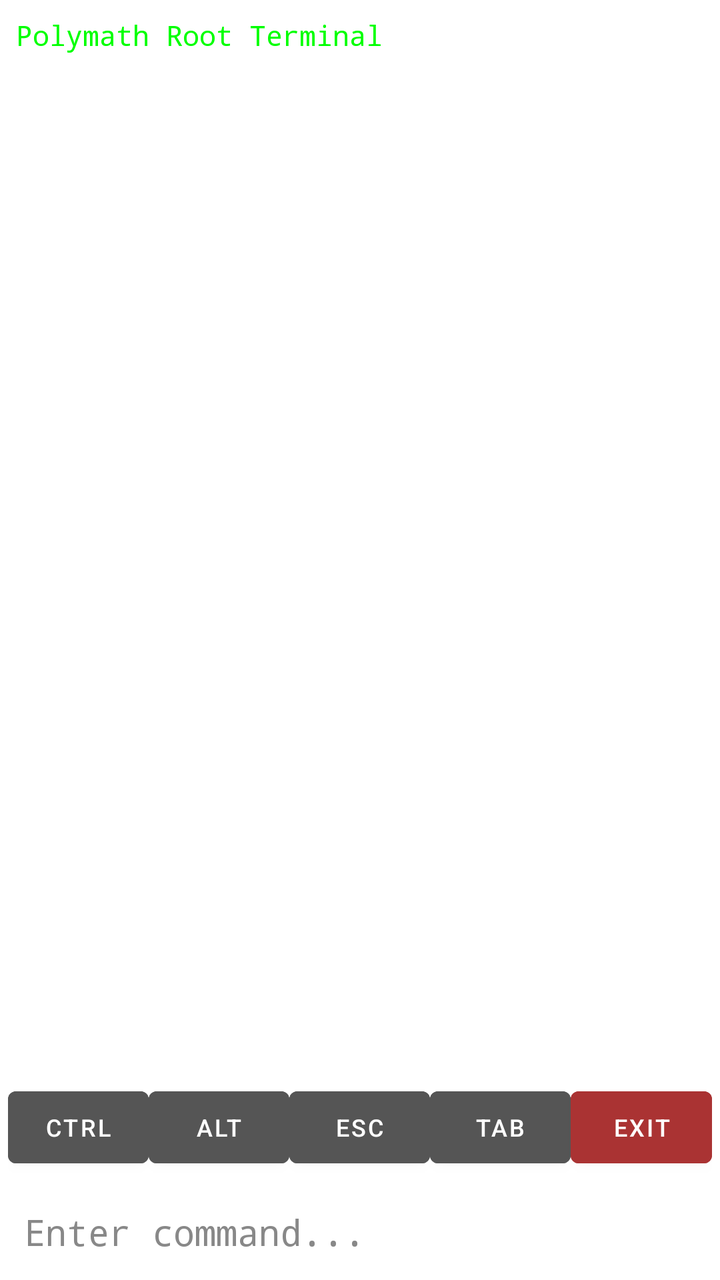
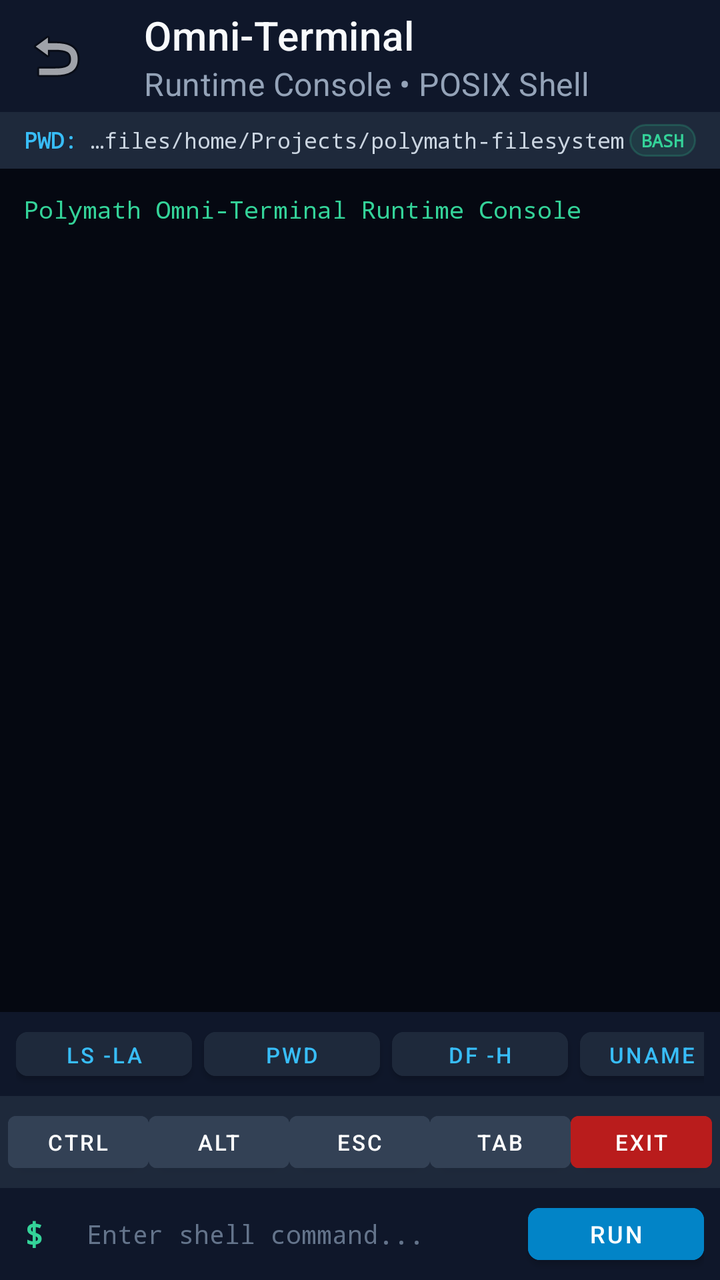

Two renders of the same Android screen: before a commit and after it. Below are the layout's source before the change and the commit's diff.
<!-- AndroidManifest.xml: activity theme Theme.MaterialComponents.DayNight.NoActionBar -->
<!-- res/layout/activity_terminal.xml -->
<?xml version="1.0" encoding="utf-8"?>
<LinearLayout xmlns:android="http://schemas.android.com/apk/res/android"
    android:layout_width="match_parent"
    android:layout_height="match_parent"
    android:orientation="vertical"
    android:background="?attr/colorSurface">

    <ScrollView
        android:id="@+id/svTerminal"
        android:layout_width="match_parent"
        android:layout_height="0dp"
        android:layout_weight="1"
        android:padding="8dp">

        <TextView
            android:id="@+id/tvOutput"
            android:layout_width="match_parent"
            android:layout_height="wrap_content"
            android:textColor="#00FF00"
            android:fontFamily="monospace"
            android:textSize="14sp"
            android:text="Polymath Root Terminal\n" />
    </ScrollView>

    <LinearLayout
        android:layout_width="match_parent"
        android:layout_height="wrap_content"
        android:orientation="horizontal"
        android:background="?attr/colorSurfaceVariant"
        android:padding="4dp">
        
        <Button
            android:id="@+id/btnCtrl"
            android:layout_width="0dp"
            android:layout_height="wrap_content"
            android:layout_weight="1"
            android:text="Ctrl"
            android:textSize="12sp"
            android:textColor="#FFFFFF"
            android:backgroundTint="#555555" />
            
        <Button
            android:id="@+id/btnAlt"
            android:layout_width="0dp"
            android:layout_height="wrap_content"
            android:layout_weight="1"
            android:text="Alt"
            android:textSize="12sp"
            android:textColor="#FFFFFF"
            android:backgroundTint="#555555" />
            
        <Button
            android:id="@+id/btnEsc"
            android:layout_width="0dp"
            android:layout_height="wrap_content"
            android:layout_weight="1"
            android:text="Esc"
            android:textSize="12sp"
            android:textColor="#FFFFFF"
            android:backgroundTint="#555555" />
            
        <Button
            android:id="@+id/btnTab"
            android:layout_width="0dp"
            android:layout_height="wrap_content"
            android:layout_weight="1"
            android:text="Tab"
            android:textSize="12sp"
            android:textColor="#FFFFFF"
            android:backgroundTint="#555555" />
            
        <Button
            android:id="@+id/btnExit"
            android:layout_width="0dp"
            android:layout_height="wrap_content"
            android:layout_weight="1"
            android:text="Exit"
            android:textSize="12sp"
            android:textColor="#FFFFFF"
            android:backgroundTint="#AA3333" />
            
    </LinearLayout>

    <EditText
        android:id="@+id/etInput"
        android:layout_width="match_parent"
        android:layout_height="wrap_content"
        android:hint="Enter command..."
        android:textColorHint="#888888"
        android:textColor="#FFFFFF"
        android:fontFamily="monospace"
        android:inputType="textNoSuggestions"
        android:imeOptions="actionSend"
        android:background="?attr/colorSurfaceVariant"
        android:padding="12dp" />

</LinearLayout>
<!-- resources referenced by this layout -->
<resources>

</resources>

<!-- the commit's change to res/layout/activity_terminal.xml (unified diff, before → after) -->
@@ -1,97 +1,300 @@
 <?xml version="1.0" encoding="utf-8"?>
 <LinearLayout xmlns:android="http://schemas.android.com/apk/res/android"
+    xmlns:app="http://schemas.android.com/apk/res-auto"
+    xmlns:tools="http://schemas.android.com/tools"
     android:layout_width="match_parent"
     android:layout_height="match_parent"
     android:orientation="vertical"
-    android:background="?attr/colorSurface">
-
+    android:background="#050811">
+
+    
+    <com.google.android.material.appbar.AppBarLayout
+        android:id="@+id/terminalAppBarLayout"
+        android:layout_width="match_parent"
+        android:layout_height="wrap_content"
+        android:background="#0f172a">
+
+        <com.google.android.material.appbar.MaterialToolbar
+            android:id="@+id/terminalToolbar"
+            android:layout_width="match_parent"
+            android:layout_height="?attr/actionBarSize"
+            app:title="Omni-Terminal"
+            app:titleTextColor="#f8fafc"
+            app:subtitle="Runtime Console • POSIX Shell"
+            app:subtitleTextColor="#94a3b8"
+            app:navigationIcon="@android:drawable/ic_menu_revert" />
+    </com.google.android.material.appbar.AppBarLayout>
+
+    
+    <LinearLayout
+        android:layout_width="match_parent"
+        android:layout_height="wrap_content"
+        android:orientation="horizontal"
+        android:gravity="center_vertical"
+        android:background="#1e293b"
+        android:paddingHorizontal="12dp"
+        android:paddingVertical="6dp">
+
+        <TextView
+            android:layout_width="wrap_content"
+            android:layout_height="wrap_content"
+            android:text="PWD: "
+            android:textColor="#38bdf8"
+            android:textSize="11sp"
+            android:fontFamily="monospace"
+            android:textStyle="bold" />
+
+        <TextView
+            android:id="@+id/tvCurrentPath"
+            android:layout_width="0dp"
+            android:layout_height="wrap_content"
+            android:layout_weight="1"
+            android:text="/data/data/com.termux/files/home/Projects/polymath-filesystem"
+            android:textColor="#cbd5e1"
+            android:textSize="11sp"
+            android:fontFamily="monospace"
+            android:singleLine="true"
+            android:ellipsize="start" />
+
+        <TextView
+            android:id="@+id/tvShellBadge"
+            android:layout_width="wrap_content"
+            android:layout_height="wrap_content"
+            android:background="@drawable/bg_badge_active"
+            android:paddingHorizontal="6dp"
+            android:paddingVertical="2dp"
+            android:text="BASH"
+            android:textColor="#34d399"
+            android:textSize="9sp"
+            android:fontFamily="monospace"
+            android:textStyle="bold" />
+    </LinearLayout>
+
+    
     <ScrollView
         android:id="@+id/svTerminal"
         android:layout_width="match_parent"
         android:layout_height="0dp"
         android:layout_weight="1"
-        android:padding="8dp">
+        android:padding="12dp"
+        android:background="#050811"
+        android:fillViewport="true">
 
         <TextView
             android:id="@+id/tvOutput"
             android:layout_width="match_parent"
             android:layout_height="wrap_content"
-            android:textColor="#00FF00"
-            android:fontFamily="monospace"
-            android:textSize="14sp"
-            android:text="Polymath Root Terminal\n" />
+            android:textColor="#34d399"
+            android:fontFamily="monospace"
+            android:textSize="12sp"
+            android:lineSpacingExtra="2dp"
+            android:textIsSelectable="true"
+            android:text="Polymath Omni-Terminal Runtime Console\n" />
     </ScrollView>
 
+    
+    <HorizontalScrollView
+        android:layout_width="match_parent"
+        android:layout_height="wrap_content"
+        android:background="#0f172a"
+        android:paddingVertical="4dp"
+        android:paddingHorizontal="8dp"
+        android:scrollbars="none">
+
+        <LinearLayout
+            android:layout_width="wrap_content"
+            android:layout_height="wrap_content"
+            android:orientation="horizontal"
+            android:gravity="center_vertical">
+
+            <com.google.android.material.button.MaterialButton
+                android:id="@+id/chipLs"
+                android:layout_width="wrap_content"
+                android:layout_height="34dp"
+                android:text="ls -la"
+                android:textSize="11sp"
+                android:textColor="#38bdf8"
+                android:backgroundTint="#1e293b"
+                android:paddingHorizontal="10dp"
+                android:layout_marginEnd="6dp"
+                app:cornerRadius="6dp" />
+
+            <com.google.android.material.button.MaterialButton
+                android:id="@+id/chipPwd"
+                android:layout_width="wrap_content"
+                android:layout_height="34dp"
+                android:text="pwd"
+                android:textSize="11sp"
+                android:textColor="#38bdf8"
+                android:backgroundTint="#1e293b"
+                android:paddingHorizontal="10dp"
+                android:layout_marginEnd="6dp"
+                app:cornerRadius="6dp" />
+
+            <com.google.android.material.button.MaterialButton
+                android:id="@+id/chipDf"
+                android:layout_width="wrap_content"
+                android:layout_height="34dp"
+                android:text="df -h"
+                android:textSize="11sp"
+                android:textColor="#38bdf8"
+                android:backgroundTint="#1e293b"
+                android:paddingHorizontal="10dp"
+                android:layout_marginEnd="6dp"
+                app:cornerRadius="6dp" />
+
+            <com.google.android.material.button.MaterialButton
+                android:id="@+id/chipUname"
+                android:layout_width="wrap_content"
+                android:layout_height="34dp"
+                android:text="uname -a"
+                android:textSize="11sp"
+                android:textColor="#38bdf8"
+                android:backgroundTint="#1e293b"
+                android:paddingHorizontal="10dp"
+                android:layout_marginEnd="6dp"
+                app:cornerRadius="6dp" />
+
+            <com.google.android.material.button.MaterialButton
+                android:id="@+id/chipGitStatus"
+                android:layout_width="wrap_content"
+                android:layout_height="34dp"
+                android:text="git status"
+                android:textSize="11sp"
+                android:textColor="#f59e0b"
+                android:backgroundTint="#1e293b"
+                android:paddingHorizontal="10dp"
+                android:layout_marginEnd="6dp"
+                app:cornerRadius="6dp" />
+
+            <com.google.android.material.button.MaterialButton
+                android:id="@+id/chipNodeOsPing"
+                android:layout_width="wrap_content"
+                android:layout_height="34dp"
+                android:text="nodeos -c ping"
+                android:textSize="11sp"
+                android:textColor="#10b981"
+                android:backgroundTint="#1e293b"
+                android:paddingHorizontal="10dp"
+                android:layout_marginEnd="6dp"
+                app:cornerRadius="6dp" />
+
+            <com.google.android.material.button.MaterialButton
+                android:id="@+id/chipClear"
+                android:layout_width="wrap_content"
+                android:layout_height="34dp"
+                android:text="clear"
+                android:textSize="11sp"
+                android:textColor="#94a3b8"
+                android:backgroundTint="#1e293b"
+                android:paddingHorizontal="10dp"
+                app:cornerRadius="6dp" />
+        </LinearLayout>
+    </HorizontalScrollView>
+
+    
     <LinearLayout
         android:layout_width="match_parent"
         android:layout_height="wrap_content"
         android:orientation="horizontal"
-        android:background="?attr/colorSurfaceVariant"
+        android:background="#1e293b"
         android:padding="4dp">
-        
+
         <Button
             android:id="@+id/btnCtrl"
             android:layout_width="0dp"
-            android:layout_height="wrap_content"
+            android:layout_height="38dp"
             android:layout_weight="1"
             android:text="Ctrl"
+            android:textSize="11sp"
+            android:textColor="#FFFFFF"
+            android:backgroundTint="#334155" />
+
+        <Button
+            android:id="@+id/btnAlt"
+            android:layout_width="0dp"
+            android:layout_height="38dp"
+            android:layout_weight="1"
+            android:text="Alt"
+            android:textSize="11sp"
+            android:textColor="#FFFFFF"
+            android:backgroundTint="#334155" />
+
+        <Button
+            android:id="@+id/btnEsc"
+            android:layout_width="0dp"
+            android:layout_height="38dp"
+            android:layout_weight="1"
+            android:text="Esc"
+            android:textSize="11sp"
+            android:textColor="#FFFFFF"
+            android:backgroundTint="#334155" />
+
+        <Button
+            android:id="@+id/btnTab"
+            android:layout_width="0dp"
+            android:layout_height="38dp"
+            android:layout_weight="1"
+            android:text="Tab"
+            android:textSize="11sp"
+            android:textColor="#FFFFFF"
+            android:backgroundTint="#334155" />
+
+        <Button
+            android:id="@+id/btnExit"
+            android:layout_width="0dp"
+            android:layout_height="38dp"
+            android:layout_weight="1"
+            android:text="Exit"
+            android:textSize="11sp"
+            android:textColor="#FFFFFF"
+            android:backgroundTint="#b91c1c" />
+    </LinearLayout>
+
+    
+    <LinearLayout
+        android:layout_width="match_parent"
+        android:layout_height="wrap_content"
+        android:orientation="horizontal"
+        android:gravity="center_vertical"
+        android:background="#0f172a"
+        android:paddingHorizontal="8dp"
+        android:paddingVertical="4dp">
+
+        <TextView
+            android:id="@+id/tvPromptSymbol"
+            android:layout_width="wrap_content"
+            android:layout_height="wrap_content"
+            android:text="$ "
+            android:textColor="#34d399"
+            android:textSize="16sp"
+            android:fontFamily="monospace"
+            android:textStyle="bold"
+            android:paddingHorizontal="4dp" />
+
+        <EditText
+            android:id="@+id/etInput"
+            android:layout_width="0dp"
+            android:layout_height="wrap_content"
+            android:layout_weight="1"
+            android:hint="Enter shell command..."
+            android:textColorHint="#64748b"
+            android:textColor="#FFFFFF"
+            android:fontFamily="monospace"
+            android:textSize="13sp"
+            android:inputType="textNoSuggestions"
+            android:imeOptions="actionSend"
+            android:background="@android:color/transparent"
+            android:padding="8dp" />
+
+        <com.google.android.material.button.MaterialButton
+            android:id="@+id/btnSend"
+            android:layout_width="wrap_content"
+            android:layout_height="38dp"
+            android:text="Run"
             android:textSize="12sp"
-            android:textColor="#FFFFFF"
-            android:backgroundTint="#555555" />
-            
-        <Button
-            android:id="@+id/btnAlt"
-            android:layout_width="0dp"
-            android:layout_height="wrap_content"
-            android:layout_weight="1"
-            android:text="Alt"
-            android:textSize="12sp"
-            android:textColor="#FFFFFF"
-            android:backgroundTint="#555555" />
-            
-        <Button
-            android:id="@+id/btnEsc"
-            android:layout_width="0dp"
-            android:layout_height="wrap_content"
-            android:layout_weight="1"
-            android:text="Esc"
-            android:textSize="12sp"
-            android:textColor="#FFFFFF"
-            android:backgroundTint="#555555" />
-            
-        <Button
-            android:id="@+id/btnTab"
-            android:layout_width="0dp"
-            android:layout_height="wrap_content"
-            android:layout_weight="1"
-            android:text="Tab"
-            android:textSize="12sp"
-            android:textColor="#FFFFFF"
-            android:backgroundTint="#555555" />
-            
-        <Button
-            android:id="@+id/btnExit"
-            android:layout_width="0dp"
-            android:layout_height="wrap_content"
-            android:layout_weight="1"
-            android:text="Exit"
-            android:textSize="12sp"
-            android:textColor="#FFFFFF"
-            android:backgroundTint="#AA3333" />
-            
+            android:backgroundTint="#0284c7"
+            app:cornerRadius="6dp" />
     </LinearLayout>
 
-    <EditText
-        android:id="@+id/etInput"
-        android:layout_width="match_parent"
-        android:layout_height="wrap_content"
-        android:hint="Enter command..."
-        android:textColorHint="#888888"
-        android:textColor="#FFFFFF"
-        android:fontFamily="monospace"
-        android:inputType="textNoSuggestions"
-        android:imeOptions="actionSend"
-        android:background="?attr/colorSurfaceVariant"
-        android:padding="12dp" />
-
 </LinearLayout>
<!-- resource entries referenced after the edit -->
@@ -1,5 +1,14 @@
 <!-- resources referenced by this layout -->
 <resources>
-
+  <!-- drawable bg_badge_active (drawable) -->
+  <?xml version="1.0" encoding="utf-8"?>
+  <shape xmlns:android="http://schemas.android.com/apk/res/android"
+      android:shape="rectangle">
+      <solid android:color="#1A34D399" />
+      <corners android:radius="8dp" />
+      <stroke
+          android:width="1dp"
+          android:color="#3534D399" />
+  </shape>
 </resources>
 
